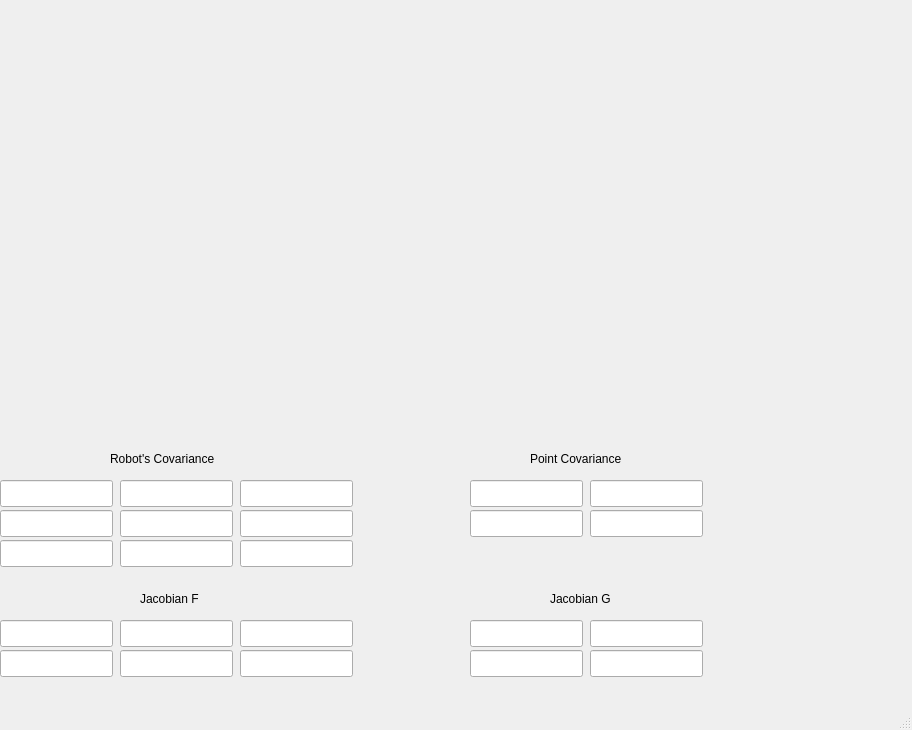
The window that GeometricMapBuilding/ui/MainWindow.ui (allenh1/Vanderbilt-ROS) describes before a commit, drawn with Qt 5.
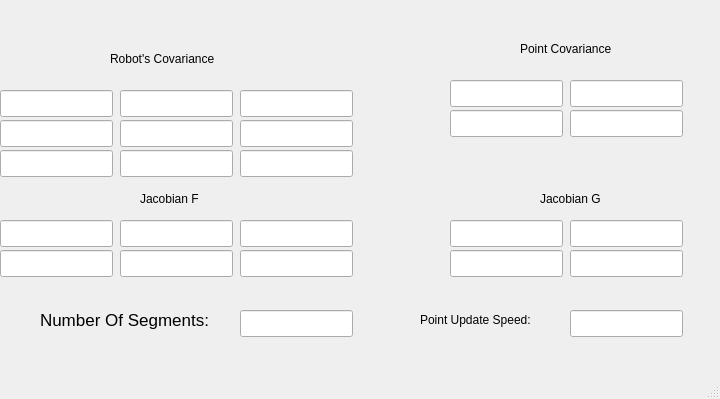
The same window after the commit.

Commit message: I updated some more features. The sements check for matches. The number of segments are displayed. The time difference is displayed. GUI is smaller, too. Everything is faster.

Patch:
```diff
--- a/GeometricMapBuilding/ui/MainWindow.ui
+++ b/GeometricMapBuilding/ui/MainWindow.ui
@@ -6,8 +6,8 @@
    <rect>
     <x>0</x>
     <y>0</y>
-    <width>912</width>
-    <height>730</height>
+    <width>720</width>
+    <height>399</height>
    </rect>
   </property>
   <property name="windowTitle">
@@ -18,7 +18,7 @@
     <property name="geometry">
      <rect>
       <x>240</x>
-      <y>620</y>
+      <y>220</y>
       <width>113</width>
       <height>27</height>
      </rect>
@@ -28,7 +28,7 @@
     <property name="geometry">
      <rect>
       <x>120</x>
-      <y>620</y>
+      <y>220</y>
       <width>113</width>
       <height>27</height>
      </rect>
@@ -38,7 +38,7 @@
     <property name="geometry">
      <rect>
       <x>0</x>
-      <y>620</y>
+      <y>220</y>
       <width>113</width>
       <height>27</height>
      </rect>
@@ -48,7 +48,7 @@
     <property name="geometry">
      <rect>
       <x>240</x>
-      <y>650</y>
+      <y>250</y>
       <width>113</width>
       <height>27</height>
      </rect>
@@ -58,7 +58,7 @@
     <property name="geometry">
      <rect>
       <x>0</x>
-      <y>650</y>
+      <y>250</y>
       <width>113</width>
       <height>27</height>
      </rect>
@@ -68,7 +68,7 @@
     <property name="geometry">
      <rect>
       <x>120</x>
-      <y>650</y>
+      <y>250</y>
       <width>113</width>
       <height>27</height>
      </rect>
@@ -78,7 +78,7 @@
     <property name="geometry">
      <rect>
       <x>140</x>
-      <y>590</y>
+      <y>190</y>
       <width>71</width>
       <height>17</height>
      </rect>
@@ -90,8 +90,8 @@
    <widget class="QLineEdit" name="G00">
     <property name="geometry">
      <rect>
-      <x>470</x>
-      <y>620</y>
+      <x>450</x>
+      <y>220</y>
       <width>113</width>
       <height>27</height>
      </rect>
@@ -100,8 +100,8 @@
    <widget class="QLineEdit" name="G01">
     <property name="geometry">
      <rect>
-      <x>590</x>
-      <y>620</y>
+      <x>570</x>
+      <y>220</y>
       <width>113</width>
       <height>27</height>
      </rect>
@@ -110,8 +110,8 @@
    <widget class="QLineEdit" name="G10">
     <property name="geometry">
      <rect>
-      <x>470</x>
-      <y>650</y>
+      <x>450</x>
+      <y>250</y>
       <width>113</width>
       <height>27</height>
      </rect>
@@ -120,8 +120,8 @@
    <widget class="QLineEdit" name="G11">
     <property name="geometry">
      <rect>
-      <x>590</x>
-      <y>650</y>
+      <x>570</x>
+      <y>250</y>
       <width>113</width>
       <height>27</height>
      </rect>
@@ -130,8 +130,8 @@
    <widget class="QLabel" name="label_2">
     <property name="geometry">
      <rect>
-      <x>550</x>
-      <y>590</y>
+      <x>540</x>
+      <y>190</y>
       <width>71</width>
       <height>17</height>
      </rect>
@@ -144,7 +144,7 @@
     <property name="geometry">
      <rect>
       <x>0</x>
-      <y>510</y>
+      <y>120</y>
       <width>113</width>
       <height>27</height>
      </rect>
@@ -154,7 +154,7 @@
     <property name="geometry">
      <rect>
       <x>0</x>
-      <y>480</y>
+      <y>90</y>
       <width>113</width>
       <height>27</height>
      </rect>
@@ -164,7 +164,7 @@
     <property name="geometry">
      <rect>
       <x>120</x>
-      <y>480</y>
+      <y>90</y>
       <width>113</width>
       <height>27</height>
      </rect>
@@ -174,7 +174,7 @@
     <property name="geometry">
      <rect>
       <x>0</x>
-      <y>540</y>
+      <y>150</y>
       <width>113</width>
       <height>27</height>
      </rect>
@@ -184,7 +184,7 @@
     <property name="geometry">
      <rect>
       <x>120</x>
-      <y>510</y>
+      <y>120</y>
       <width>113</width>
       <height>27</height>
      </rect>
@@ -194,7 +194,7 @@
     <property name="geometry">
      <rect>
       <x>120</x>
-      <y>540</y>
+      <y>150</y>
       <width>113</width>
       <height>27</height>
      </rect>
@@ -204,7 +204,7 @@
     <property name="geometry">
      <rect>
       <x>240</x>
-      <y>480</y>
+      <y>90</y>
       <width>113</width>
       <height>27</height>
      </rect>
@@ -214,7 +214,7 @@
     <property name="geometry">
      <rect>
       <x>240</x>
-      <y>510</y>
+      <y>120</y>
       <width>113</width>
       <height>27</height>
      </rect>
@@ -224,7 +224,7 @@
     <property name="geometry">
      <rect>
       <x>240</x>
-      <y>540</y>
+      <y>150</y>
       <width>113</width>
       <height>27</height>
      </rect>
@@ -234,7 +234,7 @@
     <property name="geometry">
      <rect>
       <x>110</x>
-      <y>450</y>
+      <y>50</y>
       <width>131</width>
       <height>17</height>
      </rect>
@@ -246,8 +246,8 @@
    <widget class="QLineEdit" name="Cp00">
     <property name="geometry">
      <rect>
-      <x>470</x>
-      <y>480</y>
+      <x>450</x>
+      <y>80</y>
       <width>113</width>
       <height>27</height>
      </rect>
@@ -256,8 +256,8 @@
    <widget class="QLineEdit" name="Cp01">
     <property name="geometry">
      <rect>
-      <x>590</x>
-      <y>480</y>
+      <x>570</x>
+      <y>80</y>
       <width>113</width>
       <height>27</height>
      </rect>
@@ -266,8 +266,8 @@
    <widget class="QLineEdit" name="Cp10">
     <property name="geometry">
      <rect>
-      <x>470</x>
-      <y>510</y>
+      <x>450</x>
+      <y>110</y>
       <width>113</width>
       <height>27</height>
      </rect>
@@ -276,8 +276,8 @@
    <widget class="QLineEdit" name="Cp11">
     <property name="geometry">
      <rect>
-      <x>590</x>
-      <y>510</y>
+      <x>570</x>
+      <y>110</y>
       <width>113</width>
       <height>27</height>
      </rect>
@@ -286,8 +286,8 @@
    <widget class="QLabel" name="label_4">
     <property name="geometry">
      <rect>
-      <x>530</x>
-      <y>450</y>
+      <x>520</x>
+      <y>40</y>
       <width>111</width>
       <height>17</height>
      </rect>
@@ -296,6 +296,57 @@
      <string>Point Covariance</string>
     </property>
    </widget>
+   <widget class="QLineEdit" name="numSegs">
+    <property name="geometry">
+     <rect>
+      <x>240</x>
+      <y>310</y>
+      <width>113</width>
+      <height>27</height>
+     </rect>
+    </property>
+   </widget>
+   <widget class="QLabel" name="label_5">
+    <property name="geometry">
+     <rect>
+      <x>40</x>
+      <y>310</y>
+      <width>181</width>
+      <height>20</height>
+     </rect>
+    </property>
+    <property name="font">
+     <font>
+      <pointsize>13</pointsize>
+     </font>
+    </property>
+    <property name="text">
+     <string>Number Of Segments:</string>
+    </property>
+   </widget>
+   <widget class="QLabel" name="label_6">
+    <property name="geometry">
+     <rect>
+      <x>420</x>
+      <y>310</y>
+      <width>141</width>
+      <height>20</height>
+     </rect>
+    </property>
+    <property name="text">
+     <string>Point Update Speed:</string>
+    </property>
+   </widget>
+   <widget class="QLineEdit" name="rosTime">
+    <property name="geometry">
+     <rect>
+      <x>570</x>
+      <y>310</y>
+      <width>113</width>
+      <height>27</height>
+     </rect>
+    </property>
+   </widget>
   </widget>
   <widget class="QMenuBar" name="menubar">
    <property name="geometry">
```
Left out of the diff: 2 changed lines with no effect on the pictures. The commit also changes 4 other files.
